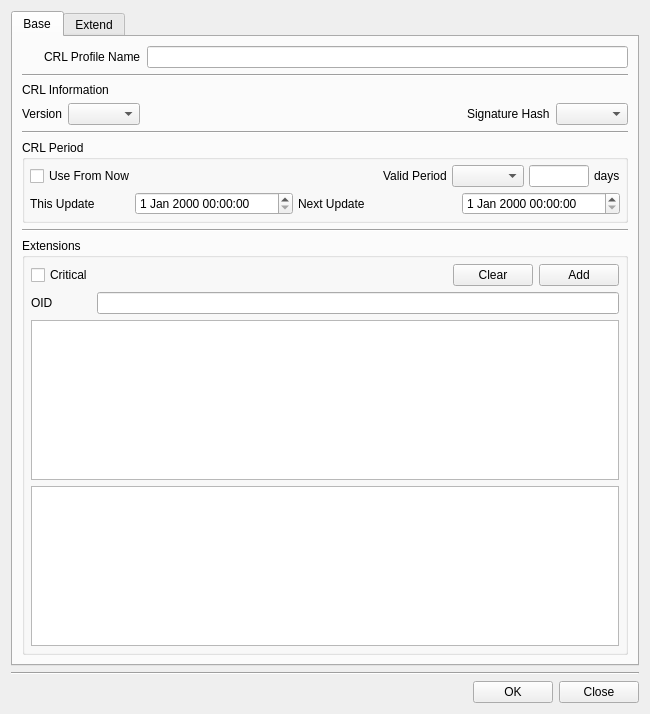
First picture: the form in CertMan/make_crl_profile_dlg.ui, repository jykim74/CertMan, before the edit.
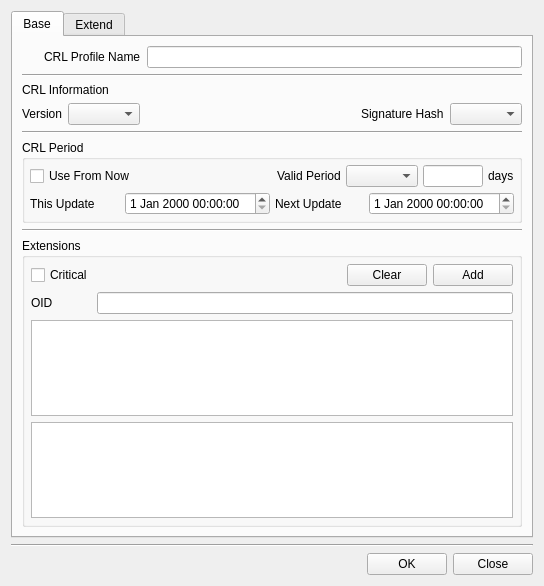
Second picture: the form after the edit. Icons and pictures are not drawn.

```diff
--- a/CertMan/make_crl_profile_dlg.ui
+++ b/CertMan/make_crl_profile_dlg.ui
@@ -6,8 +6,8 @@
    <rect>
     <x>0</x>
     <y>0</y>
-    <width>650</width>
-    <height>714</height>
+    <width>542</width>
+    <height>580</height>
    </rect>
   </property>
   <property name="windowTitle">
```
